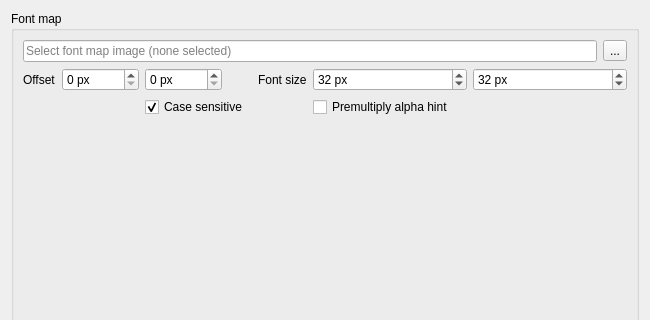
ensisoft/detonator, file editor/gui/dlgfontmap.ui: the form before one commit; both pictures show x 0 to 650 and y 0 to 320 of the 650 by 800 pixel window.
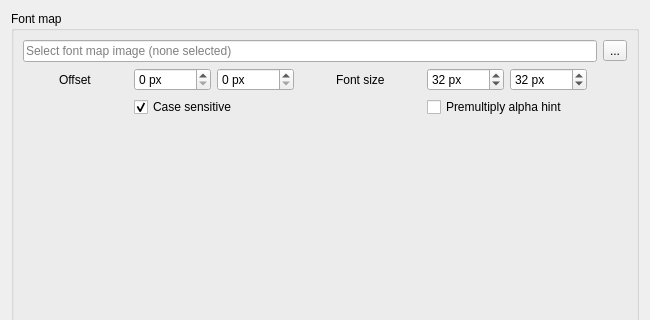
The form after the commit. Icons and pictures are not drawn. Custom widgets are drawn as their Qt base class.

Commit message:
Fix missing closed flag in finished signal in DlgFontMap
Fix missing closed flag in finished signal in DlgFontMap.

```diff
--- a/editor/gui/dlgfontmap.ui
+++ b/editor/gui/dlgfontmap.ui
@@ -67,107 +67,6 @@
       <item>
        <layout class="QGridLayout" name="gridLayout_3">
         <item row="0" column="2">
-         <widget class="QSpinBox" name="offsetY">
-          <property name="sizePolicy">
-           <sizepolicy hsizetype="Maximum" vsizetype="Fixed">
-            <horstretch>0</horstretch>
-            <verstretch>0</verstretch>
-           </sizepolicy>
-          </property>
-          <property name="suffix">
-           <string> px</string>
-          </property>
-          <property name="minimum">
-           <number>0</number>
-          </property>
-          <property name="maximum">
-           <number>16384</number>
-          </property>
-          <property name="value">
-           <number>0</number>
-          </property>
-         </widget>
-        </item>
-        <item row="0" column="0">
-         <widget class="QLabel" name="label_10">
-          <property name="sizePolicy">
-           <sizepolicy hsizetype="Maximum" vsizetype="Preferred">
-            <horstretch>0</horstretch>
-            <verstretch>0</verstretch>
-           </sizepolicy>
-          </property>
-          <property name="text">
-           <string>Offset</string>
-          </property>
-         </widget>
-        </item>
-        <item row="0" column="5">
-         <widget class="QSpinBox" name="tileHeight">
-          <property name="sizePolicy">
-           <sizepolicy hsizetype="Preferred" vsizetype="Fixed">
-            <horstretch>0</horstretch>
-            <verstretch>0</verstretch>
-           </sizepolicy>
-          </property>
-          <property name="suffix">
-           <string> px</string>
-          </property>
-          <property name="minimum">
-           <number>1</number>
-          </property>
-          <property name="maximum">
-           <number>16384</number>
-          </property>
-          <property name="value">
-           <number>32</number>
-          </property>
-         </widget>
-        </item>
-        <item row="0" column="1">
-         <widget class="QSpinBox" name="offsetX">
-          <property name="sizePolicy">
-           <sizepolicy hsizetype="Maximum" vsizetype="Fixed">
-            <horstretch>0</horstretch>
-            <verstretch>0</verstretch>
-           </sizepolicy>
-          </property>
-          <property name="suffix">
-           <string> px</string>
-          </property>
-          <property name="minimum">
-           <number>0</number>
-          </property>
-          <property name="maximum">
-           <number>16384</number>
-          </property>
-          <property name="value">
-           <number>0</number>
-          </property>
-         </widget>
-        </item>
-        <item row="0" column="4">
-         <widget class="QSpinBox" name="tileWidth">
-          <property name="sizePolicy">
-           <sizepolicy hsizetype="Preferred" vsizetype="Fixed">
-            <horstretch>0</horstretch>
-            <verstretch>0</verstretch>
-           </sizepolicy>
-          </property>
-          <property name="suffix">
-           <string> px</string>
-          </property>
-          <property name="minimum">
-           <number>1</number>
-          </property>
-          <property name="maximum">
-           <number>16384</number>
-          </property>
-          <property name="value">
-           <number>32</number>
-          </property>
-         </widget>
-        </item>
-        <item row="0" column="3">
          <widget class="QLabel" name="label_9">
           <property name="sizePolicy">
            <sizepolicy hsizetype="Maximum" vsizetype="Preferred">
@@ -180,14 +79,75 @@
           </property>
          </widget>
         </item>
-        <item row="2" column="4">
+        <item row="2" column="3">
          <widget class="QCheckBox" name="chkAlpha">
           <property name="text">
            <string>Premultiply alpha hint</string>
           </property>
          </widget>
         </item>
-        <item row="2" column="2">
+        <item row="0" column="3">
+         <layout class="QHBoxLayout" name="horizontalLayout_4">
+          <item>
+           <widget class="QSpinBox" name="tileWidth">
+            <property name="sizePolicy">
+             <sizepolicy hsizetype="Maximum" vsizetype="Fixed">
+              <horstretch>0</horstretch>
+              <verstretch>0</verstretch>
+             </sizepolicy>
+            </property>
+            <property name="suffix">
+             <string> px</string>
+            </property>
+            <property name="minimum">
+             <number>1</number>
+            </property>
+            <property name="maximum">
+             <number>16384</number>
+            </property>
+            <property name="value">
+             <number>32</number>
+            </property>
+           </widget>
+          </item>
+          <item>
+           <widget class="QSpinBox" name="tileHeight">
+            <property name="sizePolicy">
+             <sizepolicy hsizetype="Maximum" vsizetype="Fixed">
+              <horstretch>0</horstretch>
+              <verstretch>0</verstretch>
+             </sizepolicy>
+            </property>
+            <property name="suffix">
+             <string> px</string>
+            </property>
+            <property name="minimum">
+             <number>1</number>
+            </property>
+            <property name="maximum">
+             <number>16384</number>
+            </property>
+            <property name="value">
+             <number>32</number>
+            </property>
+           </widget>
+          </item>
+         </layout>
+        </item>
+        <item row="0" column="0">
+         <widget class="QLabel" name="label_10">
+          <property name="sizePolicy">
+           <sizepolicy hsizetype="Maximum" vsizetype="Preferred">
+            <horstretch>0</horstretch>
+            <verstretch>0</verstretch>
+           </sizepolicy>
+          </property>
+          <property name="text">
+           <string>Offset</string>
+          </property>
+         </widget>
+        </item>
+        <item row="2" column="1">
          <widget class="QCheckBox" name="chkCaseSensitive">
           <property name="text">
            <string>Case sensitive </string>
@@ -197,6 +157,54 @@
           </property>
          </widget>
         </item>
+        <item row="0" column="1">
+         <layout class="QHBoxLayout" name="horizontalLayout_5">
+          <item>
+           <widget class="QSpinBox" name="offsetX">
+            <property name="sizePolicy">
+             <sizepolicy hsizetype="Maximum" vsizetype="Fixed">
+              <horstretch>0</horstretch>
+              <verstretch>0</verstretch>
+             </sizepolicy>
+            </property>
+            <property name="suffix">
+             <string> px</string>
+            </property>
+            <property name="minimum">
+             <number>0</number>
+            </property>
+            <property name="maximum">
+             <number>16384</number>
+            </property>
+            <property name="value">
+             <number>0</number>
+            </property>
+           </widget>
+          </item>
+          <item>
+           <widget class="QSpinBox" name="offsetY">
+            <property name="sizePolicy">
+             <sizepolicy hsizetype="Maximum" vsizetype="Fixed">
+              <horstretch>0</horstretch>
+              <verstretch>0</verstretch>
+             </sizepolicy>
+            </property>
+            <property name="suffix">
+             <string> px</string>
+            </property>
+            <property name="minimum">
+             <number>0</number>
+            </property>
+            <property name="maximum">
+             <number>16384</number>
+            </property>
+            <property name="value">
+             <number>0</number>
+            </property>
+           </widget>
+          </item>
+         </layout>
+        </item>
        </layout>
       </item>
       <item>
```
The commit also changes 1 other file.
